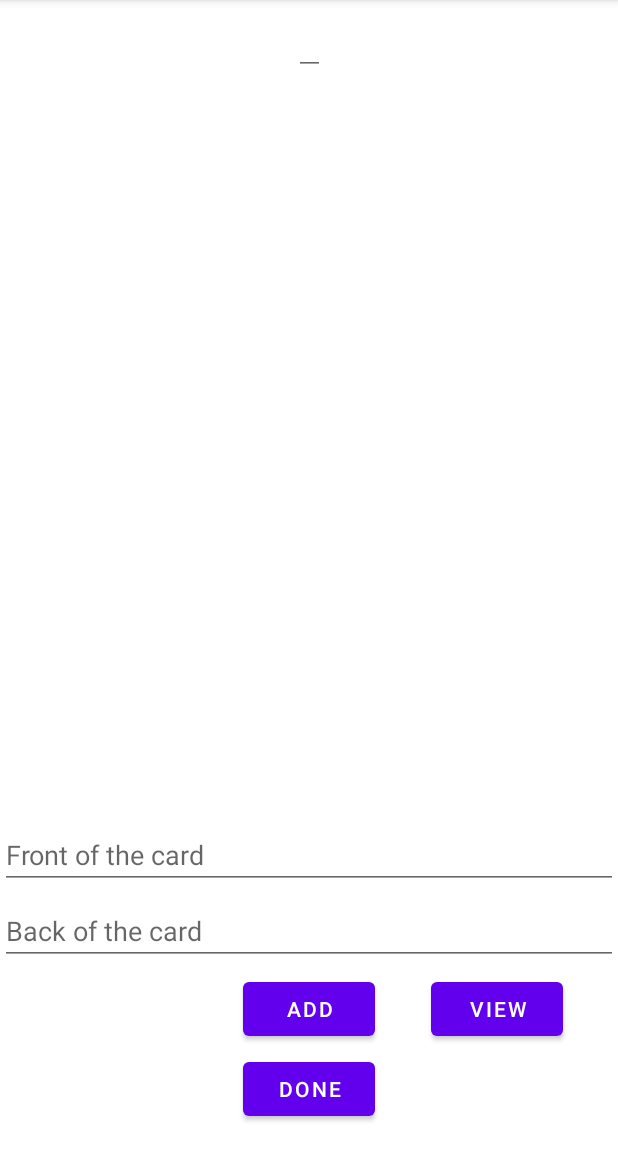
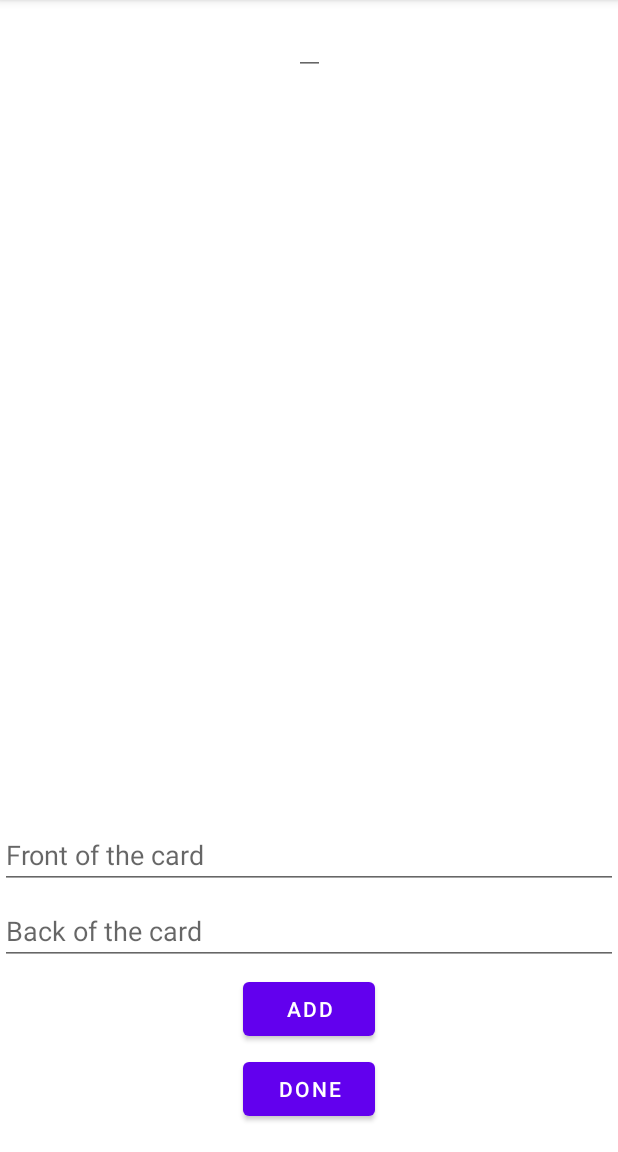
Before and after one commit to Codepath-Android-Group20/Flashy, an Android app: the CollectionActivity screen opened directly, with no data from a screen before it, on a phone screen of 412 x 824 dp, the part 84-1236 px from its top. Run offline under Robolectric (Android 15) with nearby library versions, the phone set to English and light mode, and no system bars; libraries missing offline, so code that uses them is left out: com.parse; 7 statements that could not run were skipped.

Commit message:
changed ui

```diff
--- a/app/src/main/java/com/codepath/flashy/CollectionActivity.kt
+++ b/app/src/main/java/com/codepath/flashy/CollectionActivity.kt
@@ -36,12 +36,7 @@ class CollectionActivity : AppCompatActivity() {
 
         queryFlascard()
 
-        findViewById<Button>(R.id.btnView).setOnClickListener {
-            val intent = Intent(this,ViewCollectionActivity::class.java);
-            intent.putParcelableArrayListExtra("Collection", displayedFlashcards)
-            startActivity(intent)
 
-        }
     }
 
     private fun queryFlascard() {
--- a/app/src/main/java/com/codepath/flashy/ViewCollectionActivity.kt
+++ b/app/src/main/java/com/codepath/flashy/ViewCollectionActivity.kt
@@ -21,9 +21,9 @@ class ViewCollectionActivity : AppCompatActivity() {
         super.onCreate(savedInstanceState)
         setContentView(R.layout.activity_view_collection)
         val flashcardList= intent.getParcelableArrayListExtra<Flashcard>("Collection")
+        var count = intent.getIntExtra("Count",0)
 
         if (flashcardList != null) {
-            var count = 0
             var currentFlashcard = flashcardList[count]
             var isFrontShown = true
             var frontText = currentFlashcard.getFront()
--- a/app/src/main/res/layout/activity_collection.xml
+++ b/app/src/main/res/layout/activity_collection.xml
@@ -44,16 +44,7 @@
         app:layout_constraintStart_toStartOf="parent"
         app:layout_constraintTop_toBottomOf="@+id/etBack" />
 
-    <Button
-        android:id="@+id/btnView"
-        android:layout_width="wrap_content"
-        android:layout_height="wrap_content"
-        android:layout_marginTop="5dp"
-        android:text="View"
-        app:layout_constraintEnd_toEndOf="parent"
-        app:layout_constraintStart_toEndOf="@+id/btnAdd"
 
-        app:layout_constraintTop_toBottomOf="@+id/etBack" />
 
     <Button
         android:id="@+id/button2"
```
Also changed, not shown: app/src/main/java/com/codepath/flashy/FlashcardAdapter.kt (+11 -2 lines).
